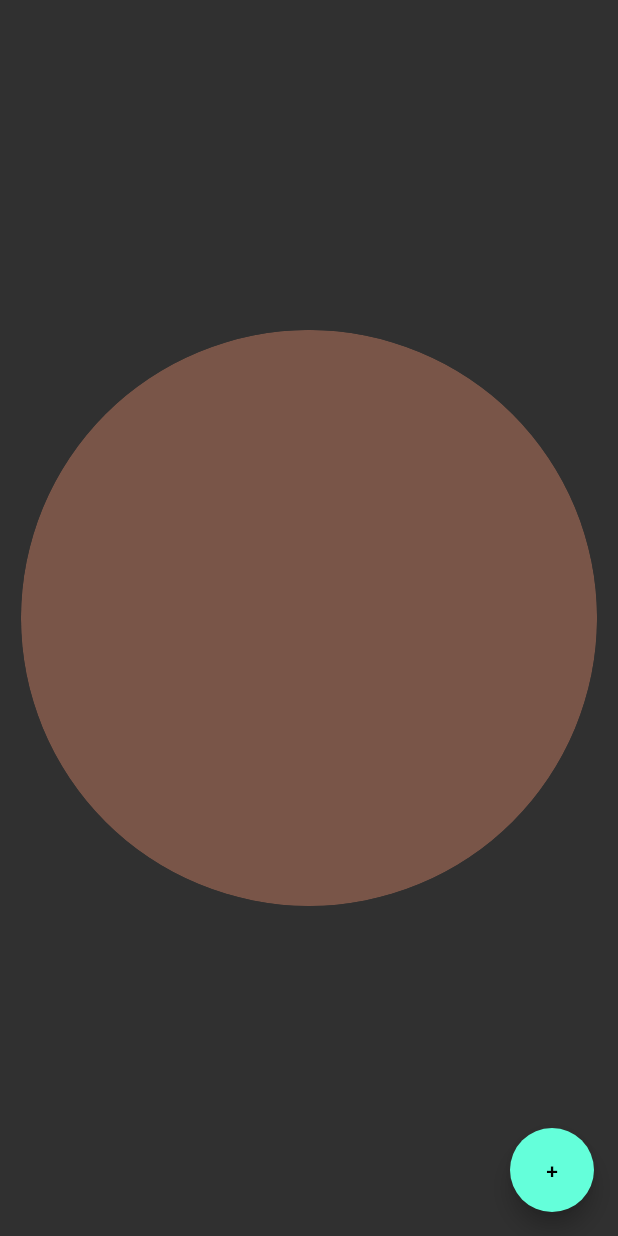
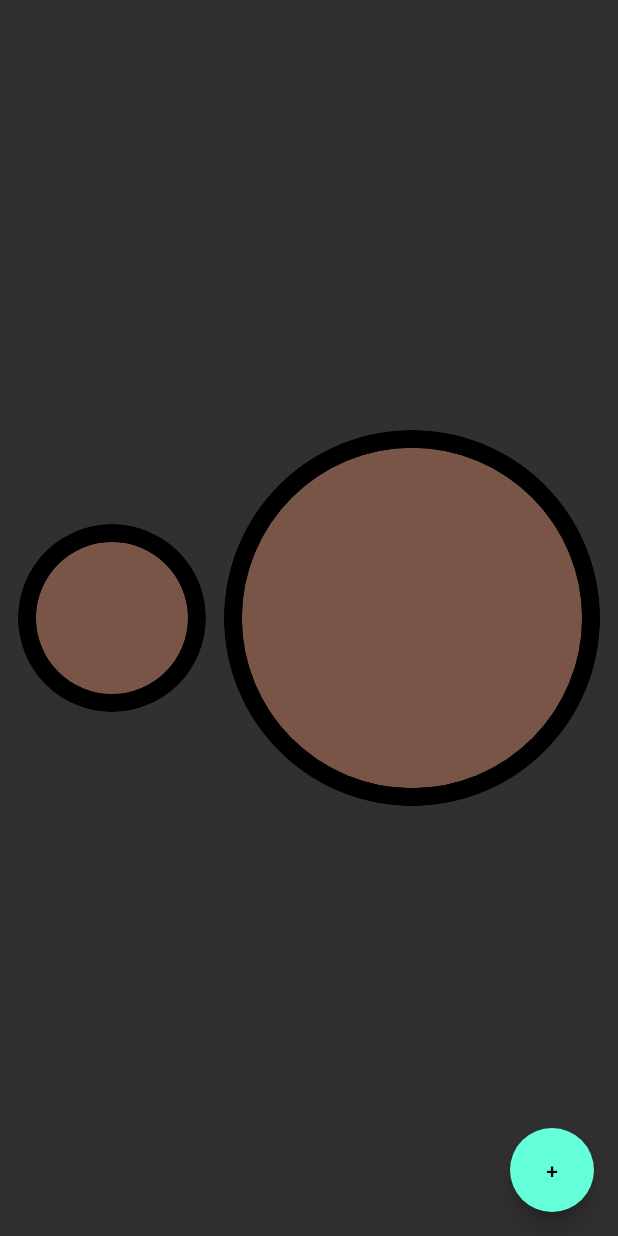
Before and after one commit to lpongetti/bubble_chart, a Flutter app: the screen it shows after launch, on a phone screen of 412 x 824 dp. Run offline on Flutter 3.47's test engine with Material 2 defaults, Android fonts, the phone set to English and light mode, and no system bars.

Commit message:
Fix typo

```diff
--- a/example/lib/main.dart
+++ b/example/lib/main.dart
@@ -37,7 +37,29 @@ class _MyHomePageState extends State<MyHomePage> {
     _addNewNode();
     root = BubbleNode.node(
       padding: 15,
-      children: childNode,
+      children: [
+        BubbleNode.node(
+          padding: 15,
+          children: childNode,
+          options: BubbleOptions(color: Colors.black),
+        ),
+        BubbleNode.node(
+          padding: 15,
+          children: [
+            BubbleNode.leaf(
+              value: 5,
+              options: BubbleOptions(
+                color: () {
+                  Random random = Random();
+                  return Colors
+                      .primaries[random.nextInt(Colors.primaries.length)];
+                }(),
+              ),
+            )
+          ],
+          options: BubbleOptions(color: Colors.black),
+        ),
+      ],
     );
     // Timer.periodic(Duration(milliseconds: 500), (_) {
     //   _addNewNode();
```
